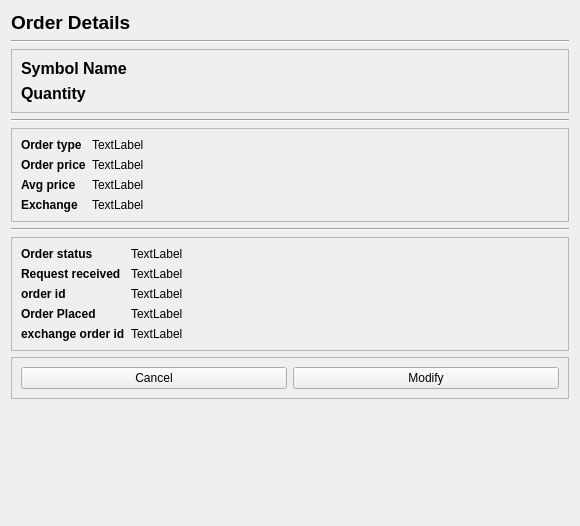
First picture: the form in UIFiles/orderDetailsDlg.ui, repository ShubhamMandavkar/TYLiveProjectt-StockAutomationSystem, before the edit.
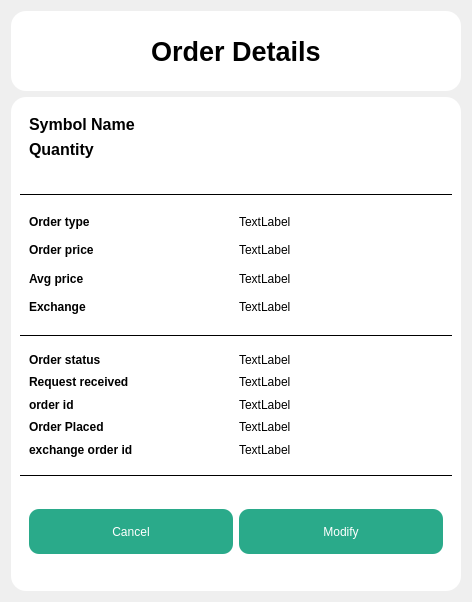
Second picture: the form after the edit.

The edit to the form file:
```diff
--- a/UIFiles/orderDetailsDlg.ui
+++ b/UIFiles/orderDetailsDlg.ui
@@ -6,53 +6,121 @@
    <rect>
     <x>0</x>
     <y>0</y>
-    <width>580</width>
-    <height>526</height>
+    <width>472</width>
+    <height>602</height>
    </rect>
   </property>
   <property name="windowTitle">
    <string>Form</string>
   </property>
-  <layout class="QFormLayout" name="formLayout_4">
-   <item row="0" column="0" colspan="2">
+  <layout class="QGridLayout" name="gridLayout_2">
+   <item row="0" column="0">
     <widget class="QLabel" name="lblOrderDetails">
+     <property name="minimumSize">
+      <size>
+       <width>0</width>
+       <height>70</height>
+      </size>
+     </property>
+     <property name="maximumSize">
+      <size>
+       <width>16777215</width>
+       <height>80</height>
+      </size>
+     </property>
      <property name="font">
       <font>
-       <pointsize>14</pointsize>
+       <pointsize>20</pointsize>
        <bold>true</bold>
       </font>
      </property>
+     <property name="styleSheet">
+      <string notr="true">QLabel{
+	color: rgb(0, 0, 0);
+	border-radius : 15px;
+	background-color: white;
+}</string>
+     </property>
      <property name="text">
       <string>Order Details</string>
      </property>
+     <property name="alignment">
+      <set>Qt::AlignCenter</set>
+     </property>
     </widget>
    </item>
-   <item row="1" column="0" colspan="2">
-    <widget class="Line" name="line">
+   <item row="1" column="0">
+    <widget class="QFrame" name="frame_4">
+     <property name="minimumSize">
+      <size>
+       <width>50</width>
+       <height>0</height>
+      </size>
+     </property>
+     <property name="styleSheet">
+      <string notr="true">QFrame{
+	color: rgb(0, 0, 0);
+	border-radius : 15px;
+	background-color:  white;
+}</string>
+     </property>
+     <property name="frameShape">
+      <enum>QFrame::StyledPanel</enum>
+     </property>
+     <property name="frameShadow">
+      <enum>QFrame::Raised</enum>
+     </property>
+     <layout class="QGridLayout" name="gridLayout">
+      <item row="3" column="0">
+       <widget class="Line" name="line_3">
+        <property name="minimumSize">
+         <size>
+          <width>100</width>
+          <height>0</height>
+         </size>
+        </property>
+        <property name="styleSheet">
+         <string notr="true">QFrame{
+	border-bottom: 1px solid black;
+}</string>
+        </property>
+        <property name="orientation">
+         <enum>Qt::Horizontal</enum>
+        </property>
+       </widget>
+      </item>
+      <item row="1" column="0">
+       <widget class="Line" name="line_2">
+        <property name="minimumSize">
+         <size>
+          <width>100</width>
+          <height>0</height>
+         </size>
+        </property>
+        <property name="styleSheet">
+         <string notr="true">QFrame{
+	border-bottom: 1px solid black;
+}</string>
+        </property>
+        <property name="orientation">
+         <enum>Qt::Horizontal</enum>
+        </property>
+       </widget>
+      </item>
+      <item row="0" column="0">
+       <widget class="QFrame" name="frame">
      <property name="sizePolicy">
-      <sizepolicy hsizetype="MinimumExpanding" vsizetype="Fixed">
+         <sizepolicy hsizetype="Preferred" vsizetype="Preferred">
        <horstretch>0</horstretch>
        <verstretch>0</verstretch>
       </sizepolicy>
      </property>
-     <property name="minimumSize">
+        <property name="maximumSize">
       <size>
-       <width>100</width>
-       <height>0</height>
-      </size>
-     </property>
-     <property name="font">
-      <font>
-       <bold>false</bold>
-      </font>
-     </property>
-     <property name="orientation">
-      <enum>Qt::Horizontal</enum>
-     </property>
-    </widget>
-   </item>
-   <item row="2" column="0" colspan="2">
-    <widget class="QFrame" name="frame">
+          <width>16777215</width>
+          <height>80</height>
+         </size>
+        </property>
      <property name="frameShape">
       <enum>QFrame::StyledPanel</enum>
      </property>
@@ -89,121 +157,7 @@
      </layout>
     </widget>
    </item>
-   <item row="3" column="0" colspan="2">
-    <widget class="Line" name="line_2">
-     <property name="minimumSize">
-      <size>
-       <width>100</width>
-       <height>0</height>
-      </size>
-     </property>
-     <property name="orientation">
-      <enum>Qt::Horizontal</enum>
-     </property>
-    </widget>
-   </item>
-   <item row="4" column="0" colspan="2">
-    <widget class="QFrame" name="frame_2">
-     <property name="frameShape">
-      <enum>QFrame::StyledPanel</enum>
-     </property>
-     <property name="frameShadow">
-      <enum>QFrame::Raised</enum>
-     </property>
-     <layout class="QFormLayout" name="formLayout">
-      <item row="0" column="0">
-       <widget class="QLabel" name="lblOrderType">
-        <property name="font">
-         <font>
-          <bold>true</bold>
-         </font>
-        </property>
-        <property name="text">
-         <string>Order type</string>
-        </property>
-       </widget>
-      </item>
-      <item row="0" column="1">
-       <widget class="QLabel" name="lblOrderTypeVal">
-        <property name="text">
-         <string>TextLabel</string>
-        </property>
-       </widget>
-      </item>
-      <item row="1" column="0">
-       <widget class="QLabel" name="lblOrderPrice">
-        <property name="font">
-         <font>
-          <bold>true</bold>
-         </font>
-        </property>
-        <property name="text">
-         <string>Order price</string>
-        </property>
-       </widget>
-      </item>
-      <item row="1" column="1">
-       <widget class="QLabel" name="lblOrderPriceVal">
-        <property name="text">
-         <string>TextLabel</string>
-        </property>
-       </widget>
-      </item>
-      <item row="2" column="0">
-       <widget class="QLabel" name="lblAvgPrice">
-        <property name="font">
-         <font>
-          <bold>true</bold>
-         </font>
-        </property>
-        <property name="text">
-         <string>Avg price</string>
-        </property>
-       </widget>
-      </item>
-      <item row="2" column="1">
-       <widget class="QLabel" name="lblAvgPriceVal">
-        <property name="text">
-         <string>TextLabel</string>
-        </property>
-       </widget>
-      </item>
-      <item row="3" column="0">
-       <widget class="QLabel" name="lblExchange">
-        <property name="font">
-         <font>
-          <bold>true</bold>
-         </font>
-        </property>
-        <property name="text">
-         <string>Exchange</string>
-        </property>
-       </widget>
-      </item>
-      <item row="3" column="1">
-       <widget class="QLabel" name="lblExchangeVal">
-        <property name="text">
-         <string>TextLabel</string>
-        </property>
-       </widget>
-      </item>
-     </layout>
-    </widget>
-   </item>
-   <item row="5" column="0" colspan="2">
-    <widget class="Line" name="line_3">
-     <property name="minimumSize">
-      <size>
-       <width>100</width>
-       <height>0</height>
-      </size>
-     </property>
-     <property name="orientation">
-      <enum>Qt::Horizontal</enum>
-     </property>
-    </widget>
-   </item>
-   <item row="6" column="0" colspan="2">
+      <item row="4" column="0">
     <widget class="QFrame" name="frame_3">
      <property name="minimumSize">
       <size>
@@ -211,13 +165,19 @@
        <height>0</height>
       </size>
      </property>
+        <property name="maximumSize">
+         <size>
+          <width>16777215</width>
+          <height>150</height>
+         </size>
+        </property>
      <property name="frameShape">
       <enum>QFrame::StyledPanel</enum>
      </property>
      <property name="frameShadow">
       <enum>QFrame::Raised</enum>
      </property>
-     <layout class="QFormLayout" name="formLayout_2">
+        <layout class="QGridLayout" name="gridLayout_3">
       <item row="0" column="0">
        <widget class="QLabel" name="lblOrderStatus">
         <property name="font">
@@ -316,7 +276,101 @@
      </layout>
     </widget>
    </item>
-   <item row="7" column="0" colspan="2">
+      <item row="2" column="0">
+       <widget class="QFrame" name="frame_2">
+        <property name="maximumSize">
+         <size>
+          <width>16777215</width>
+          <height>150</height>
+         </size>
+        </property>
+        <property name="frameShape">
+         <enum>QFrame::StyledPanel</enum>
+        </property>
+        <property name="frameShadow">
+         <enum>QFrame::Raised</enum>
+        </property>
+        <layout class="QGridLayout" name="gridLayout_4">
+         <item row="0" column="0">
+          <widget class="QLabel" name="lblOrderType">
+           <property name="font">
+            <font>
+             <bold>true</bold>
+            </font>
+           </property>
+           <property name="text">
+            <string>Order type</string>
+           </property>
+          </widget>
+         </item>
+         <item row="0" column="1">
+          <widget class="QLabel" name="lblOrderTypeVal">
+           <property name="text">
+            <string>TextLabel</string>
+           </property>
+          </widget>
+         </item>
+         <item row="1" column="0">
+          <widget class="QLabel" name="lblOrderPrice">
+           <property name="font">
+            <font>
+             <bold>true</bold>
+            </font>
+           </property>
+           <property name="text">
+            <string>Order price</string>
+           </property>
+          </widget>
+         </item>
+         <item row="1" column="1">
+          <widget class="QLabel" name="lblOrderPriceVal">
+           <property name="text">
+            <string>TextLabel</string>
+           </property>
+          </widget>
+         </item>
+         <item row="2" column="0">
+          <widget class="QLabel" name="lblAvgPrice">
+           <property name="font">
+            <font>
+             <bold>true</bold>
+            </font>
+           </property>
+           <property name="text">
+            <string>Avg price</string>
+           </property>
+          </widget>
+         </item>
+         <item row="2" column="1">
+          <widget class="QLabel" name="lblAvgPriceVal">
+           <property name="text">
+            <string>TextLabel</string>
+           </property>
+          </widget>
+         </item>
+         <item row="3" column="0">
+          <widget class="QLabel" name="lblExchange">
+           <property name="font">
+            <font>
+             <bold>true</bold>
+            </font>
+           </property>
+           <property name="text">
+            <string>Exchange</string>
+           </property>
+          </widget>
+         </item>
+         <item row="3" column="1">
+          <widget class="QLabel" name="lblExchangeVal">
+           <property name="text">
+            <string>TextLabel</string>
+           </property>
+          </widget>
+         </item>
+        </layout>
+       </widget>
+      </item>
+      <item row="6" column="0">
     <widget class="QFrame" name="frmButtons">
      <property name="minimumSize">
       <size>
@@ -324,6 +378,12 @@
        <height>0</height>
       </size>
      </property>
+        <property name="maximumSize">
+         <size>
+          <width>16777215</width>
+          <height>100</height>
+         </size>
+        </property>
      <property name="frameShape">
       <enum>QFrame::StyledPanel</enum>
      </property>
@@ -333,6 +393,25 @@
      <layout class="QHBoxLayout" name="horizontalLayout">
       <item>
        <widget class="QPushButton" name="btnCancel">
+           <property name="minimumSize">
+            <size>
+             <width>0</width>
+             <height>45</height>
+            </size>
+           </property>
+           <property name="styleSheet">
+            <string notr="true">QPushButton{
+	background-color: #2AAA8A;
+	color: rgb(255, 255, 255);
+	border-radius : 10px;
+	padding: 5px;	
+}
+
+QPushButton:hover{
+	background-color: rgb(46, 186, 151);
+	color: rgb(0, 0, 0);
+}</string>
+           </property>
         <property name="text">
          <string>Cancel</string>
         </property>
@@ -340,8 +419,42 @@
       </item>
       <item>
        <widget class="QPushButton" name="btnModify">
+           <property name="minimumSize">
+            <size>
+             <width>0</width>
+             <height>45</height>
+            </size>
+           </property>
+           <property name="styleSheet">
+            <string notr="true">QPushButton{
+	background-color: #2AAA8A;
+	color: rgb(255, 255, 255);
+	border-radius : 10px;
+	padding: 5px;	
+}
+
+QPushButton:hover{
+	background-color: rgb(46, 186, 151);
+	color: rgb(0, 0, 0);
+}</string>
+           </property>
         <property name="text">
          <string>Modify</string>
+           </property>
+          </widget>
+         </item>
+        </layout>
+       </widget>
+      </item>
+      <item row="5" column="0">
+       <widget class="Line" name="line">
+        <property name="styleSheet">
+         <string notr="true">QFrame{
+	border-bottom: 1px solid black;
+}</string>
+        </property>
+        <property name="orientation">
+         <enum>Qt::Horizontal</enum>
         </property>
        </widget>
       </item>
```
Lines whose indentation alone changed are shown as unchanged.
